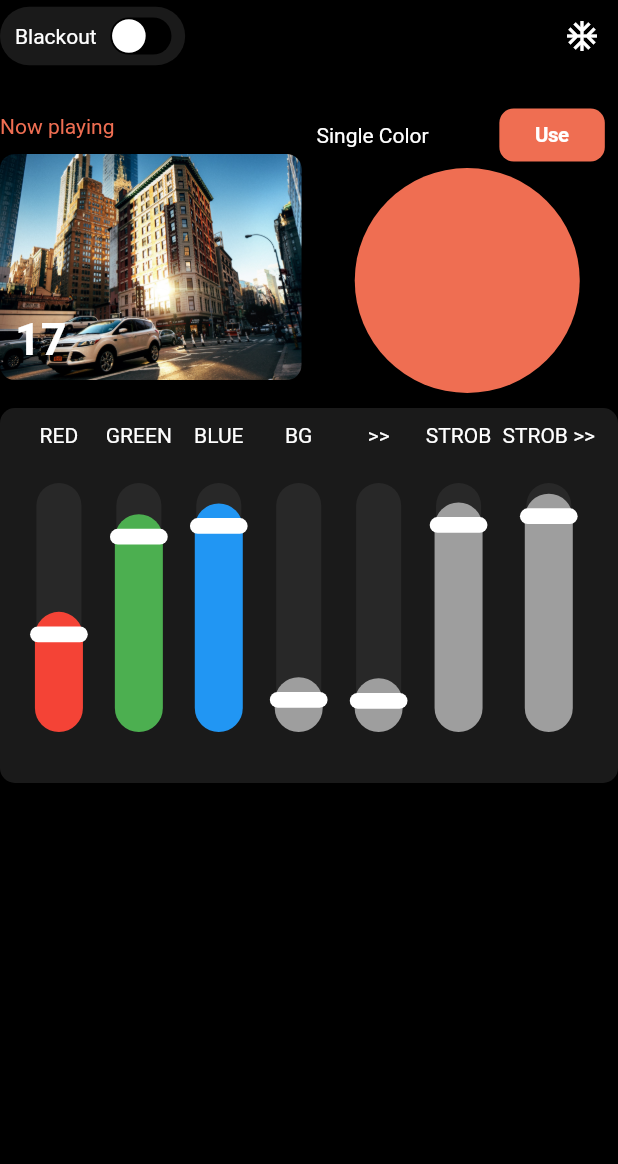
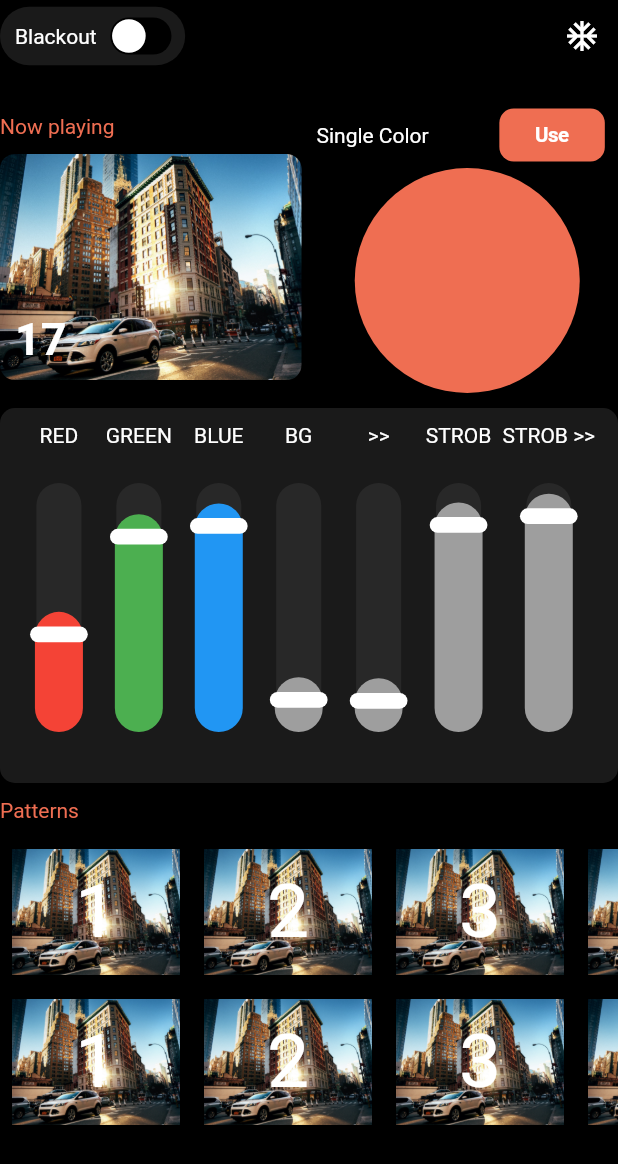
Before and after one commit to priyanthabuddhika/fbitcolor, a Flutter app: the screen it shows after launch, on a phone screen of 412 x 824 dp. Shown: the top 1164 px of the screen. Run offline on Flutter 3.47's test engine with Material 2 defaults, Android fonts, the phone set to English and light mode, and no system bars; our stand-ins replace dio, shared_preferences; Roboto replaces fonts that are missing (ProductSans).

Commit message:
patterns list added

```diff
--- a/lib/constants/strings.dart
+++ b/lib/constants/strings.dart
@@ -10,5 +10,7 @@ class Strings {
   static const String nowPlaying = "Now playing";
 
   static const String singleColor = "Single Color";
+  static const String patterns = "Patterns";
+
 
 }
--- a/lib/ui/home/home.dart
+++ b/lib/ui/home/home.dart
@@ -222,6 +222,64 @@ class _HomeState extends State<Home> {
                     ),
                   ]),
             ),
+            SizedBox(
+              height: Dimens.sizedBoxHeight,
+            ),
+            Row(children: [
+              Text(Strings.patterns,
+                  style: TextStyle(color: AppColors.orangeColor)),
+            ]),
+            SizedBox(height: Dimens.sizedBoxHeight),
+            Container(
+              height: 100,
+              child: ListView.builder(
+                itemCount: 10,
+                scrollDirection: Axis.horizontal,
+                itemBuilder: (BuildContext context, index) {
+                  return Padding(
+                    padding: const EdgeInsets.all(8.0),
+                    child: Stack(children: [
+                      Image.asset("assets/images/img_login.jpg"),
+                      Positioned.fill(
+                        child: Align(
+                          alignment: Alignment.center,
+                          child: Text(
+                            "${index + 1}",
+                            style: TextStyle(fontSize: 50),
+                            textAlign: TextAlign.center,
+                          ),
+                        ),
+                      ),
+                    ]),
+                  );
+                },
+              ),
+            ),
+            Container(
+              height: 100,
+              child: ListView.builder(
+                itemCount: 10,
+                scrollDirection: Axis.horizontal,
+                itemBuilder: (BuildContext context, index) {
+                  return Padding(
+                    padding: const EdgeInsets.all(8.0),
+                    child: Stack(children: [
+                      Image.asset("assets/images/img_login.jpg"),
+                      Positioned.fill(
+                        child: Align(
+                          alignment: Alignment.center,
+                          child: Text(
+                            "${index + 1}",
+                            style: TextStyle(fontSize: 50),
+                            textAlign: TextAlign.center,
+                          ),
+                        ),
+                      ),
+                    ]),
+                  );
+                },
+              ),
+            )
           ],
         ),
       ),
```
